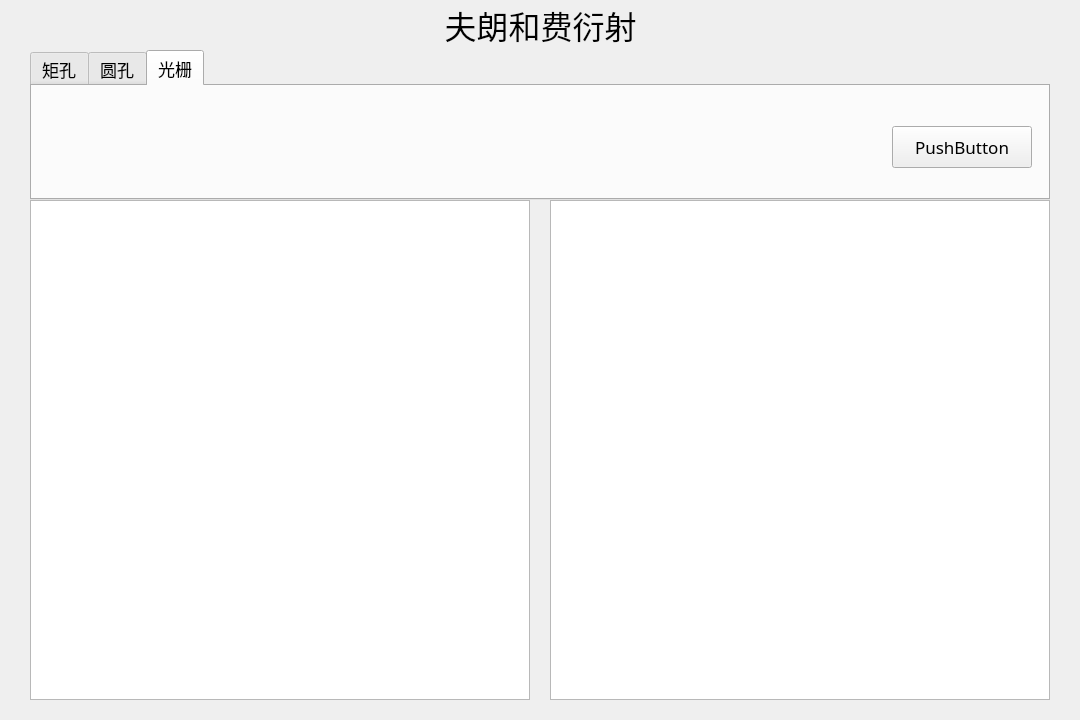
First picture: the form in Fraunhofer.ui, repository Is-zhangkai/Physicaloptics_Fraunhofer, before the edit.
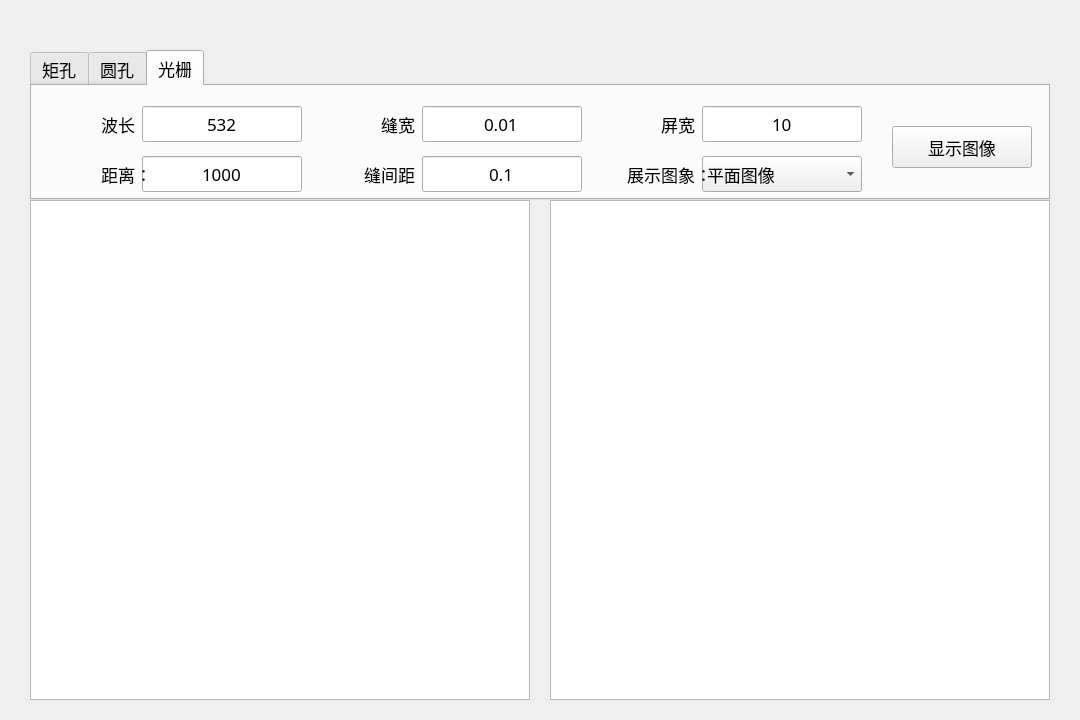
Second picture: the form after the edit. The open tabs and pages were chosen to show the change.

```diff
--- a/Fraunhofer.ui
+++ b/Fraunhofer.ui
@@ -45,6 +45,9 @@
   </property>
   <widget class="QWidget" name="centralwidget">
    <widget class="QLabel" name="label">
+    <property name="enabled">
+     <bool>true</bool>
+    </property>
     <property name="geometry">
      <rect>
       <x>0</x>
@@ -60,7 +63,7 @@
      </font>
     </property>
     <property name="text">
-     <string>夫朗和费衍射</string>
+     <string/>
     </property>
     <property name="alignment">
      <set>Qt::AlignCenter</set>
@@ -446,7 +449,491 @@
        </size>
       </property>
       <property name="text">
-       <string>PushButton</string>
+       <string>显示图像</string>
+      </property>
+     </widget>
+     <widget class="QLineEdit" name="lineEdit_distance_grating">
+      <property name="geometry">
+       <rect>
+        <x>110</x>
+        <y>70</y>
+        <width>160</width>
+        <height>36</height>
+       </rect>
+      </property>
+      <property name="minimumSize">
+       <size>
+        <width>160</width>
+        <height>36</height>
+       </size>
+      </property>
+      <property name="maximumSize">
+       <size>
+        <width>160</width>
+        <height>36</height>
+       </size>
+      </property>
+      <property name="sizeIncrement">
+       <size>
+        <width>160</width>
+        <height>36</height>
+       </size>
+      </property>
+      <property name="baseSize">
+       <size>
+        <width>160</width>
+        <height>36</height>
+       </size>
+      </property>
+      <property name="text">
+       <string>1000</string>
+      </property>
+      <property name="alignment">
+       <set>Qt::AlignCenter</set>
+      </property>
+     </widget>
+     <widget class="QLabel" name="label_14">
+      <property name="geometry">
+       <rect>
+        <x>280</x>
+        <y>20</y>
+        <width>120</width>
+        <height>36</height>
+       </rect>
+      </property>
+      <property name="minimumSize">
+       <size>
+        <width>120</width>
+        <height>36</height>
+       </size>
+      </property>
+      <property name="maximumSize">
+       <size>
+        <width>100</width>
+        <height>36</height>
+       </size>
+      </property>
+      <property name="sizeIncrement">
+       <size>
+        <width>100</width>
+        <height>36</height>
+       </size>
+      </property>
+      <property name="baseSize">
+       <size>
+        <width>100</width>
+        <height>36</height>
+       </size>
+      </property>
+      <property name="text">
+       <string>缝宽：</string>
+      </property>
+      <property name="alignment">
+       <set>Qt::AlignRight|Qt::AlignTrailing|Qt::AlignVCenter</set>
+      </property>
+     </widget>
+     <widget class="QLineEdit" name="lineEdit_a_grating">
+      <property name="geometry">
+       <rect>
+        <x>390</x>
+        <y>20</y>
+        <width>160</width>
+        <height>36</height>
+       </rect>
+      </property>
+      <property name="minimumSize">
+       <size>
+        <width>160</width>
+        <height>36</height>
+       </size>
+      </property>
+      <property name="maximumSize">
+       <size>
+        <width>160</width>
+        <height>36</height>
+       </size>
+      </property>
+      <property name="sizeIncrement">
+       <size>
+        <width>160</width>
+        <height>36</height>
+       </size>
+      </property>
+      <property name="baseSize">
+       <size>
+        <width>160</width>
+        <height>36</height>
+       </size>
+      </property>
+      <property name="text">
+       <string>0.01</string>
+      </property>
+      <property name="alignment">
+       <set>Qt::AlignCenter</set>
+      </property>
+     </widget>
+     <widget class="QLabel" name="label_15">
+      <property name="geometry">
+       <rect>
+        <x>560</x>
+        <y>20</y>
+        <width>120</width>
+        <height>36</height>
+       </rect>
+      </property>
+      <property name="minimumSize">
+       <size>
+        <width>120</width>
+        <height>36</height>
+       </size>
+      </property>
+      <property name="maximumSize">
+       <size>
+        <width>100</width>
+        <height>36</height>
+       </size>
+      </property>
+      <property name="sizeIncrement">
+       <size>
+        <width>100</width>
+        <height>36</height>
+       </size>
+      </property>
+      <property name="baseSize">
+       <size>
+        <width>100</width>
+        <height>36</height>
+       </size>
+      </property>
+      <property name="text">
+       <string>屏宽：</string>
+      </property>
+      <property name="alignment">
+       <set>Qt::AlignRight|Qt::AlignTrailing|Qt::AlignVCenter</set>
+      </property>
+     </widget>
+     <widget class="QLineEdit" name="lineEdit_screen_grating">
+      <property name="geometry">
+       <rect>
+        <x>670</x>
+        <y>20</y>
+        <width>160</width>
+        <height>36</height>
+       </rect>
+      </property>
+      <property name="minimumSize">
+       <size>
+        <width>160</width>
+        <height>36</height>
+       </size>
+      </property>
+      <property name="maximumSize">
+       <size>
+        <width>160</width>
+        <height>36</height>
+       </size>
+      </property>
+      <property name="sizeIncrement">
+       <size>
+        <width>160</width>
+        <height>36</height>
+       </size>
+      </property>
+      <property name="baseSize">
+       <size>
+        <width>160</width>
+        <height>36</height>
+       </size>
+      </property>
+      <property name="text">
+       <string>10</string>
+      </property>
+      <property name="alignment">
+       <set>Qt::AlignCenter</set>
+      </property>
+     </widget>
+     <widget class="QLabel" name="label_16">
+      <property name="geometry">
+       <rect>
+        <x>0</x>
+        <y>70</y>
+        <width>120</width>
+        <height>36</height>
+       </rect>
+      </property>
+      <property name="minimumSize">
+       <size>
+        <width>120</width>
+        <height>36</height>
+       </size>
+      </property>
+      <property name="maximumSize">
+       <size>
+        <width>100</width>
+        <height>36</height>
+       </size>
+      </property>
+      <property name="sizeIncrement">
+       <size>
+        <width>100</width>
+        <height>36</height>
+       </size>
+      </property>
+      <property name="baseSize">
+       <size>
+        <width>100</width>
+        <height>36</height>
+       </size>
+      </property>
+      <property name="text">
+       <string>距离：</string>
+      </property>
+      <property name="alignment">
+       <set>Qt::AlignRight|Qt::AlignTrailing|Qt::AlignVCenter</set>
+      </property>
+     </widget>
+     <widget class="QLabel" name="label_17">
+      <property name="geometry">
+       <rect>
+        <x>0</x>
+        <y>20</y>
+        <width>120</width>
+        <height>36</height>
+       </rect>
+      </property>
+      <property name="minimumSize">
+       <size>
+        <width>120</width>
+        <height>36</height>
+       </size>
+      </property>
+      <property name="maximumSize">
+       <size>
+        <width>100</width>
+        <height>36</height>
+       </size>
+      </property>
+      <property name="sizeIncrement">
+       <size>
+        <width>100</width>
+        <height>36</height>
+       </size>
+      </property>
+      <property name="baseSize">
+       <size>
+        <width>100</width>
+        <height>36</height>
+       </size>
+      </property>
+      <property name="text">
+       <string>波长：</string>
+      </property>
+      <property name="alignment">
+       <set>Qt::AlignRight|Qt::AlignTrailing|Qt::AlignVCenter</set>
+      </property>
+     </widget>
+     <widget class="QComboBox" name="comboBox_grating">
+      <property name="geometry">
+       <rect>
+        <x>670</x>
+        <y>70</y>
+        <width>160</width>
+        <height>36</height>
+       </rect>
+      </property>
+      <property name="minimumSize">
+       <size>
+        <width>160</width>
+        <height>36</height>
+       </size>
+      </property>
+      <property name="maximumSize">
+       <size>
+        <width>160</width>
+        <height>36</height>
+       </size>
+      </property>
+      <property name="sizeIncrement">
+       <size>
+        <width>160</width>
+        <height>36</height>
+       </size>
+      </property>
+      <property name="baseSize">
+       <size>
+        <width>160</width>
+        <height>36</height>
+       </size>
+      </property>
+      <item>
+       <property name="text">
+        <string>平面图像</string>
+       </property>
+      </item>
+      <item>
+       <property name="text">
+        <string>曲线图</string>
+       </property>
+      </item>
+     </widget>
+     <widget class="QLineEdit" name="lineEdit_lambda_grating">
+      <property name="geometry">
+       <rect>
+        <x>110</x>
+        <y>20</y>
+        <width>160</width>
+        <height>36</height>
+       </rect>
+      </property>
+      <property name="minimumSize">
+       <size>
+        <width>160</width>
+        <height>36</height>
+       </size>
+      </property>
+      <property name="maximumSize">
+       <size>
+        <width>160</width>
+        <height>36</height>
+       </size>
+      </property>
+      <property name="sizeIncrement">
+       <size>
+        <width>160</width>
+        <height>36</height>
+       </size>
+      </property>
+      <property name="baseSize">
+       <size>
+        <width>160</width>
+        <height>36</height>
+       </size>
+      </property>
+      <property name="text">
+       <string>532</string>
+      </property>
+      <property name="alignment">
+       <set>Qt::AlignCenter</set>
+      </property>
+     </widget>
+     <widget class="QLabel" name="label_18">
+      <property name="geometry">
+       <rect>
+        <x>560</x>
+        <y>70</y>
+        <width>120</width>
+        <height>36</height>
+       </rect>
+      </property>
+      <property name="minimumSize">
+       <size>
+        <width>120</width>
+        <height>36</height>
+       </size>
+      </property>
+      <property name="maximumSize">
+       <size>
+        <width>100</width>
+        <height>36</height>
+       </size>
+      </property>
+      <property name="sizeIncrement">
+       <size>
+        <width>100</width>
+        <height>36</height>
+       </size>
+      </property>
+      <property name="baseSize">
+       <size>
+        <width>100</width>
+        <height>36</height>
+       </size>
+      </property>
+      <property name="text">
+       <string>展示图象：</string>
+      </property>
+      <property name="alignment">
+       <set>Qt::AlignRight|Qt::AlignTrailing|Qt::AlignVCenter</set>
+      </property>
+     </widget>
+     <widget class="QLabel" name="label_19">
+      <property name="geometry">
+       <rect>
+        <x>280</x>
+        <y>70</y>
+        <width>120</width>
+        <height>36</height>
+       </rect>
+      </property>
+      <property name="minimumSize">
+       <size>
+        <width>120</width>
+        <height>36</height>
+       </size>
+      </property>
+      <property name="maximumSize">
+       <size>
+        <width>100</width>
+        <height>36</height>
+       </size>
+      </property>
+      <property name="sizeIncrement">
+       <size>
+        <width>100</width>
+        <height>36</height>
+       </size>
+      </property>
+      <property name="baseSize">
+       <size>
+        <width>100</width>
+        <height>36</height>
+       </size>
+      </property>
+      <property name="text">
+       <string>缝间距：</string>
+      </property>
+      <property name="alignment">
+       <set>Qt::AlignRight|Qt::AlignTrailing|Qt::AlignVCenter</set>
+      </property>
+     </widget>
+     <widget class="QLineEdit" name="lineEdit_d_grating">
+      <property name="geometry">
+       <rect>
+        <x>390</x>
+        <y>70</y>
+        <width>160</width>
+        <height>36</height>
+       </rect>
+      </property>
+      <property name="minimumSize">
+       <size>
+        <width>160</width>
+        <height>36</height>
+       </size>
+      </property>
+      <property name="maximumSize">
+       <size>
+        <width>160</width>
+        <height>36</height>
+       </size>
+      </property>
+      <property name="sizeIncrement">
+       <size>
+        <width>160</width>
+        <height>36</height>
+       </size>
+      </property>
+      <property name="baseSize">
+       <size>
+        <width>160</width>
+        <height>36</height>
+       </size>
+      </property>
+      <property name="text">
+       <string>0.1</string>
+      </property>
+      <property name="alignment">
+       <set>Qt::AlignCenter</set>
       </property>
      </widget>
     </widget>
```
Left out of the diff: 787 changed lines with no effect on the pictures.
